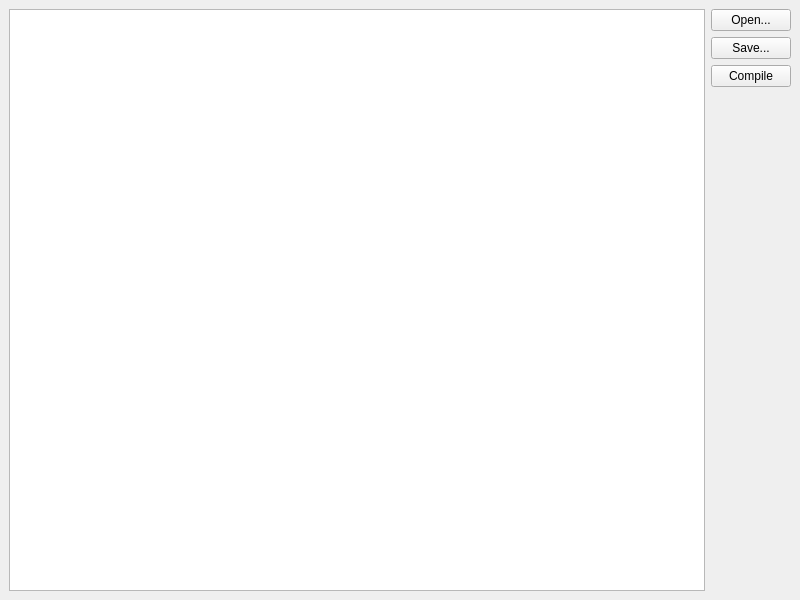
Before: the Qt Designer form mainwindow.ui in JC3/fritzpart, drawn with Qt 5.
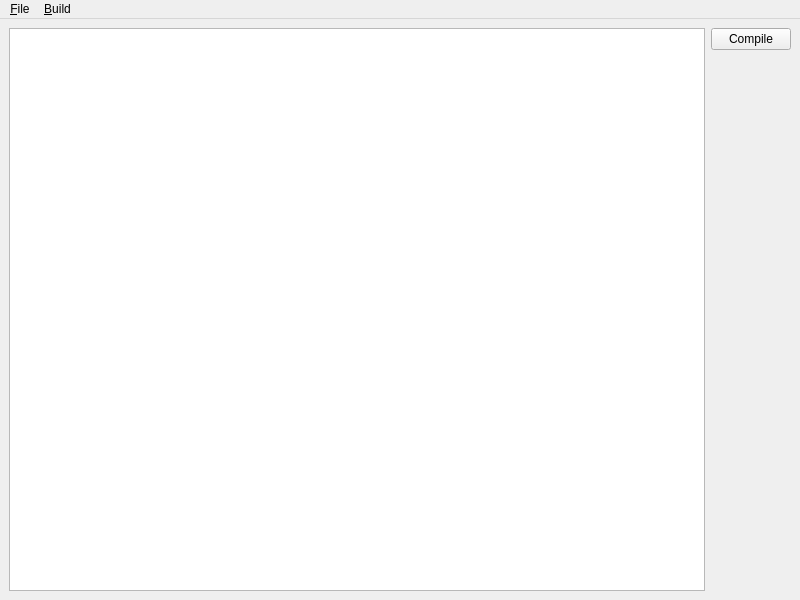
After: the same form once the commit is applied.

Commit message:
menus, modification check, errors, misc. ui
- change org name
- ui menus
- made minizip path configurable
- prompt to save if modified before new/open/exit (#3)
- window title
- save dialog fills in current filename
- compilation errors displayed in a dialog (#6)
- fail compilation on unterminated multiline description block
- fail compilation on unknown directive
- fail compilation on unknown schematic layouts
- compile is still pretty loose but whatever
- don't write taxonomy field (https://forum.fritzing.org/t/what-is-taxonomy-in-the-fzp-file/14500)

Patch:
```diff
--- a/mainwindow.ui
+++ b/mainwindow.ui
@@ -33,20 +33,6 @@
     </item>
     <item>
      <layout class="QVBoxLayout" name="verticalLayout">
-      <item>
-       <widget class="QPushButton" name="pushButton_2">
-        <property name="text">
-         <string>Open...</string>
-        </property>
-       </widget>
-      </item>
-      <item>
-       <widget class="QPushButton" name="pushButton_3">
-        <property name="text">
-         <string>Save...</string>
-        </property>
-       </widget>
-      </item>
       <item>
        <widget class="QPushButton" name="pushButton">
         <property name="text">
@@ -71,6 +57,36 @@
     </item>
    </layout>
   </widget>
+  <widget class="QMenuBar" name="menuBar">
+   <property name="geometry">
+    <rect>
+     <x>0</x>
+     <y>0</y>
+     <width>800</width>
+     <height>21</height>
+    </rect>
+   </property>
+   <widget class="QMenu" name="menuFile">
+    <property name="title">
+     <string>&amp;File</string>
+    </property>
+    <addaction name="actNewFile"/>
+    <addaction name="actOpenFile"/>
+    <addaction name="actSaveFile"/>
+    <addaction name="separator"/>
+    <addaction name="actExit"/>
+   </widget>
+   <widget class="QMenu" name="menuBuild">
+    <property name="title">
+     <string>&amp;Build</string>
+    </property>
+    <addaction name="actCompile"/>
+    <addaction name="separator"/>
+    <addaction name="actLocateMinizip"/>
+   </widget>
+   <addaction name="menuFile"/>
+   <addaction name="menuBuild"/>
+  </widget>
   <action name="actOpenFile">
    <property name="text">
     <string>Open...</string>
```
Left out of the diff: 82 changed lines with no effect on the pictures. The commit also changes 3 other files.
